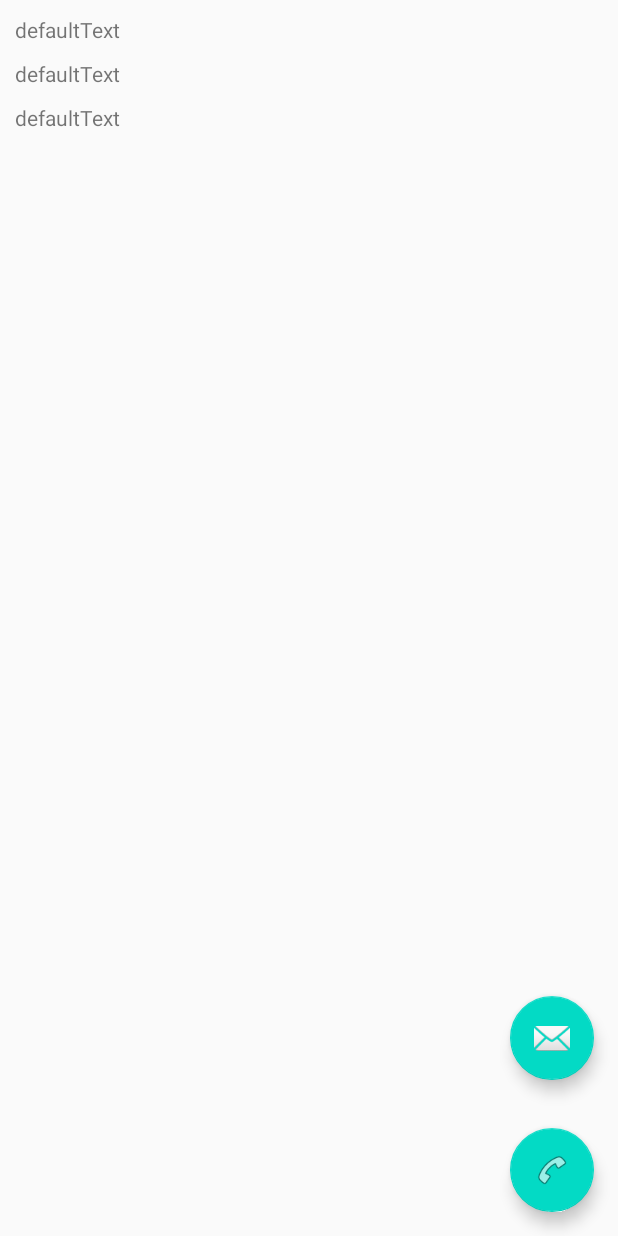
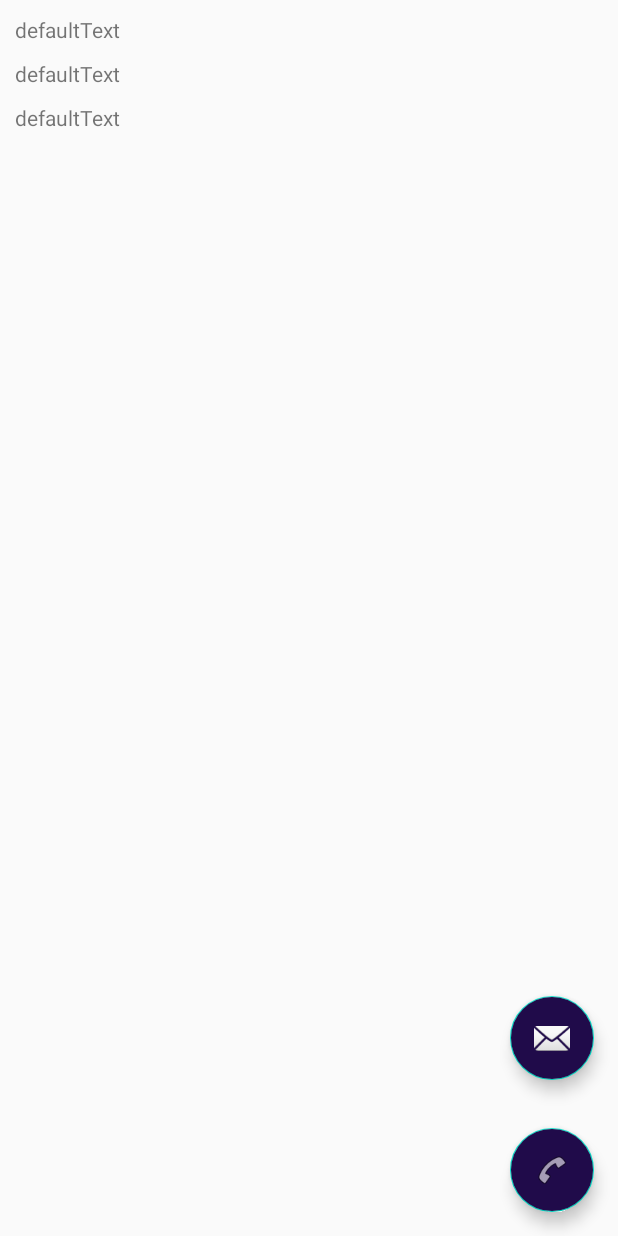
Before and after one commit to nturtanyr/zortexnetwork, an Android app: the layout fragment_contact.xml on its own in the app's theme, with its tools: preview values and no code run, on a phone screen of 412 x 824 dp. Run offline under Robolectric (Android 15) with nearby library versions, the phone set to English and light mode, and no system bars.

Commit message:
Changed the colours of the buttons and the main background as well as editing the text in individual trader

```diff
--- a/app/src/main/res/layout/activity_main.xml
+++ b/app/src/main/res/layout/activity_main.xml
@@ -7,6 +7,7 @@
     xmlns:tools="http://schemas.android.com/tools"
     android:layout_width="match_parent"
     android:layout_height="match_parent"
+    android:background="#200B4A"
     tools:context=".MainActivity">
 
         <LinearLayout
@@ -17,12 +18,14 @@
 
         <androidx.appcompat.widget.AppCompatSpinner
             android:id="@+id/category_spinner"
-            android:layout_width="wrap_content"
+            android:layout_width="fill_parent"
             android:layout_height="40dp"
             android:entries="@array/category_list"
             android:prompt="@string/spinner_prompt"
+            android:spinnerMode="dialog"
             app:layout_constraintTop_toTopOf="parent"
             style="@android:style/Widget.Spinner"
+
             />
 
         <androidx.recyclerview.widget.RecyclerView
--- a/app/src/main/res/layout/fragment_contact.xml
+++ b/app/src/main/res/layout/fragment_contact.xml
@@ -50,6 +50,7 @@
             android:layout_width="wrap_content"
             android:layout_height="wrap_content"
             android:layout_margin="@dimen/fab_margin"
+            android:backgroundTint="#200B4A"
             app:srcCompat="@android:drawable/ic_dialog_email" />
 
         <com.google.android.material.floatingactionbutton.FloatingActionButton
@@ -57,6 +58,7 @@
             android:layout_width="wrap_content"
             android:layout_height="wrap_content"
             android:layout_margin="@dimen/fab_margin"
+            android:backgroundTint="#200B4A"
             app:layout_constraintBottom_toTopOf="@+id/email"
             app:srcCompat="@android:drawable/ic_menu_call" />
     </LinearLayout>
```
Also changed, not shown: app/src/main/res/layout/fragment_description.xml (+4 -4 lines).
